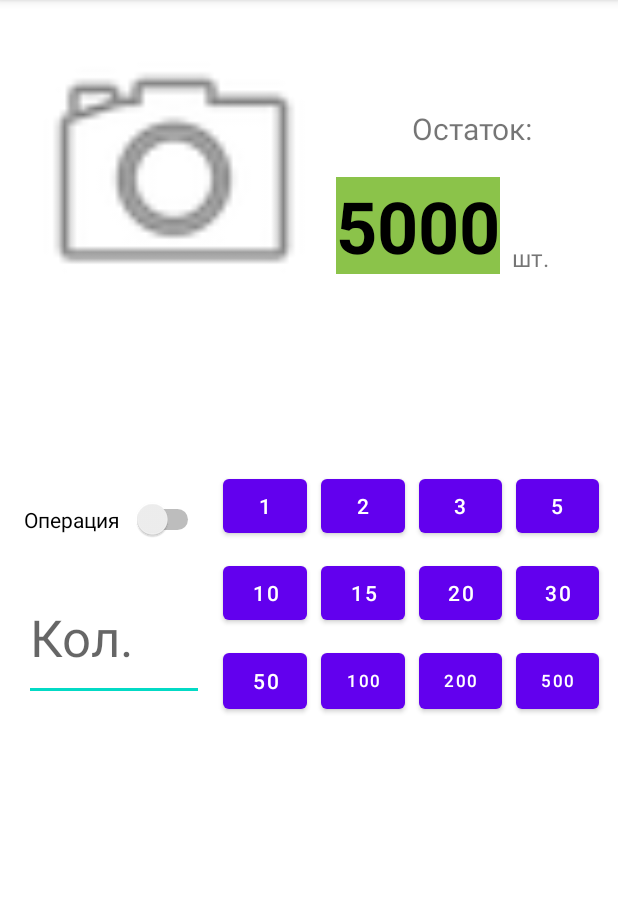
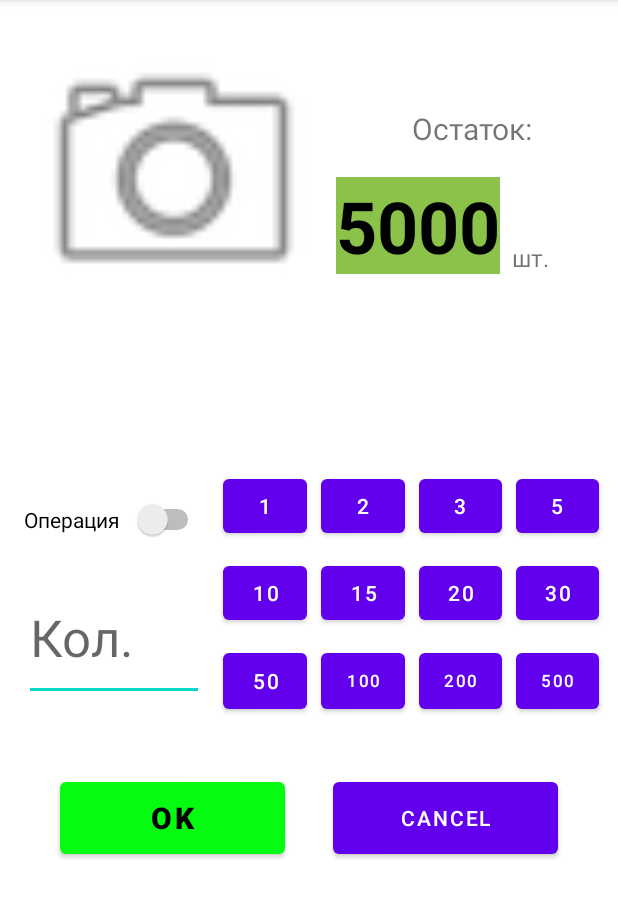
Before and after one commit to 77onix77/sklad, an Android app: the ElementActivity screen opened directly, with no data from a screen before it, on a phone screen of 412 x 824 dp, the part 84-1002 px from its top. Run offline under Robolectric (Android 15) with nearby library versions, the phone set to English and light mode, and no system bars.

Commit message:
element layout OK

```diff
--- a/app/src/main/java/com/onix77/sklad/RecAdCat.kt
+++ b/app/src/main/java/com/onix77/sklad/RecAdCat.kt
@@ -8,7 +8,6 @@ import android.view.ViewGroup
 import android.widget.TextView
 import android.widget.Toast
 import androidx.core.content.ContextCompat
-import androidx.core.content.res.ResourcesCompat.getColor
 import androidx.recyclerview.widget.RecyclerView
 
 class RecAdCat(private val elements: List<Element>,  private val parent: Context) :
@@ -30,9 +29,9 @@ class RecAdCat(private val elements: List<Element>,  private val parent: Context
         if (el.number <= el.criticalRest) holder.number.setBackgroundResource(color)
         holder.itemView.setOnClickListener {
             Toast.makeText(parent, el.nameEl, Toast.LENGTH_LONG).show()
-            /*val intent = Intent(parent, CatActivity::class.java)
-            intent.putExtra("cat", cat)
-            ContextCompat.startActivity(parent, intent, null)*/
+            val intent = Intent(parent, ElementActivity::class.java)
+            intent.putExtra("el", el)
+            ContextCompat.startActivity(parent, intent, null)
 
         }
     }
--- a/app/src/main/res/layout/activity_element.xml
+++ b/app/src/main/res/layout/activity_element.xml
@@ -125,7 +125,7 @@
         app:layout_constraintTop_toBottomOf="@+id/El_NameElTV">
 
         <Button
-            android:id="@+id/El_50BT"
+            android:id="@+id/El_1BT"
             android:layout_width="wrap_content"
             android:layout_height="match_parent"
             android:layout_weight="1"
@@ -134,7 +134,7 @@
             android:text="1" />
 
         <Button
-            android:id="@+id/El_100BT"
+            android:id="@+id/El_2BT"
             android:layout_width="wrap_content"
             android:layout_height="match_parent"
             android:layout_weight="1"
@@ -143,7 +143,7 @@
             android:text="2" />
 
         <Button
-            android:id="@+id/El_200BT"
+            android:id="@+id/El_3BT"
             android:layout_width="wrap_content"
             android:layout_height="match_parent"
             android:layout_weight="1"
@@ -152,7 +152,7 @@
             android:text="3" />
 
         <Button
-            android:id="@+id/El_500BT"
+            android:id="@+id/El_5BT"
             android:layout_width="wrap_content"
             android:layout_height="match_parent"
             android:layout_weight="1"
@@ -172,7 +172,7 @@
         app:layout_constraintTop_toBottomOf="@+id/linearLayout">
 
         <Button
-            android:id="@+id/El_50BT"
+            android:id="@+id/El_10BT"
             android:layout_width="wrap_content"
             android:layout_height="match_parent"
             android:layout_weight="1"
@@ -181,7 +181,7 @@
             android:text="10" />
 
         <Button
-            android:id="@+id/El_100BT"
+            android:id="@+id/El_15BT"
             android:layout_width="wrap_content"
             android:layout_height="match_parent"
             android:layout_weight="1"
@@ -190,7 +190,7 @@
             android:text="15" />
 
         <Button
-            android:id="@+id/El_200BT"
+            android:id="@+id/El_20BT"
             android:layout_width="wrap_content"
             android:layout_height="match_parent"
             android:layout_weight="1"
@@ -199,7 +199,7 @@
             android:text="20" />
 
         <Button
-            android:id="@+id/El_500BT"
+            android:id="@+id/El_30BT"
             android:layout_width="wrap_content"
             android:layout_height="match_parent"
             android:layout_weight="1"
@@ -209,6 +209,7 @@
     </LinearLayout>
 
     <LinearLayout
+        android:id="@+id/linearLayout3"
         android:layout_width="0dp"
         android:layout_height="wrap_content"
         android:layout_marginTop="10dp"
@@ -257,4 +258,29 @@
             android:textSize="11sp" />
     </LinearLayout>
 
+    <Button
+        android:id="@+id/El_Ok_Bt"
+        android:layout_width="150dp"
+        android:layout_height="60dp"
+        android:layout_marginStart="40dp"
+        android:layout_marginTop="48dp"
+        android:text="@android:string/ok"
+        android:textColor="@color/black"
+        android:textSize="20sp"
+        android:textStyle="bold"
+        app:backgroundTint="#05FB0F"
+        app:layout_constraintStart_toStartOf="parent"
+        app:layout_constraintTop_toBottomOf="@+id/El_NumberET" />
+
+    <Button
+        android:id="@+id/El_Cancel_Bt"
+        android:layout_width="150dp"
+        android:layout_height="60dp"
+        android:layout_marginEnd="40dp"
+        android:text="@android:string/cancel"
+        app:layout_constraintBottom_toBottomOf="@+id/El_Ok_Bt"
+        app:layout_constraintEnd_toEndOf="parent"
+        app:layout_constraintTop_toTopOf="@+id/El_Ok_Bt"
+        app:layout_constraintVertical_bias="0.0" />
+
 </androidx.constraintlayout.widget.ConstraintLayout>
```
